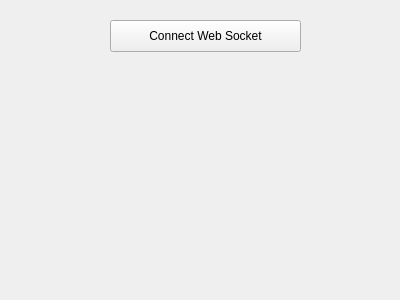
Qt-Websockets/RemoteControl-Desktop, file Desktop/mainwidget.ui: the form before one commit.
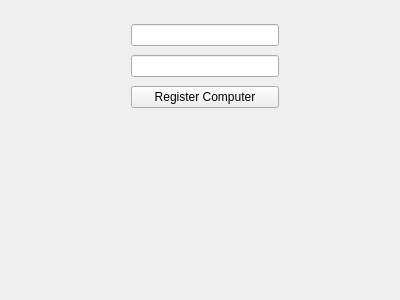
The form after the commit.

Commit message: Added username and computer name fields

Patch:
```diff
--- a/Desktop/mainwidget.ui
+++ b/Desktop/mainwidget.ui
@@ -13,32 +13,44 @@
   <property name="windowTitle">
    <string>MainWidget</string>
   </property>
-  <widget class="QPushButton" name="connectButton">
-   <property name="geometry">
-    <rect>
-     <x>110</x>
-     <y>20</y>
-     <width>191</width>
-     <height>32</height>
-    </rect>
-   </property>
-   <property name="text">
-    <string>Connect Web Socket</string>
-   </property>
-  </widget>
   <widget class="QLabel" name="outputLabel">
    <property name="geometry">
     <rect>
      <x>20</x>
-     <y>50</y>
+     <y>140</y>
      <width>361</width>
-     <height>241</height>
+     <height>151</height>
     </rect>
    </property>
    <property name="text">
     <string/>
    </property>
   </widget>
+  <widget class="QWidget" name="verticalLayoutWidget">
+   <property name="geometry">
+    <rect>
+     <x>120</x>
+     <y>10</y>
+     <width>170</width>
+     <height>113</height>
+    </rect>
+   </property>
+   <layout class="QVBoxLayout" name="verticalLayout">
+    <item>
+     <widget class="QLineEdit" name="usernameLineEdit"/>
+    </item>
+    <item>
+     <widget class="QLineEdit" name="computerNameLineEdit"/>
+    </item>
+    <item>
+     <widget class="QPushButton" name="connectButton">
+      <property name="text">
+       <string>Register Computer</string>
+      </property>
+     </widget>
+    </item>
+   </layout>
+  </widget>
  </widget>
  <layoutdefault spacing="6" margin="11"/>
  <resources/>
```
The commit also changes 5 other files.
